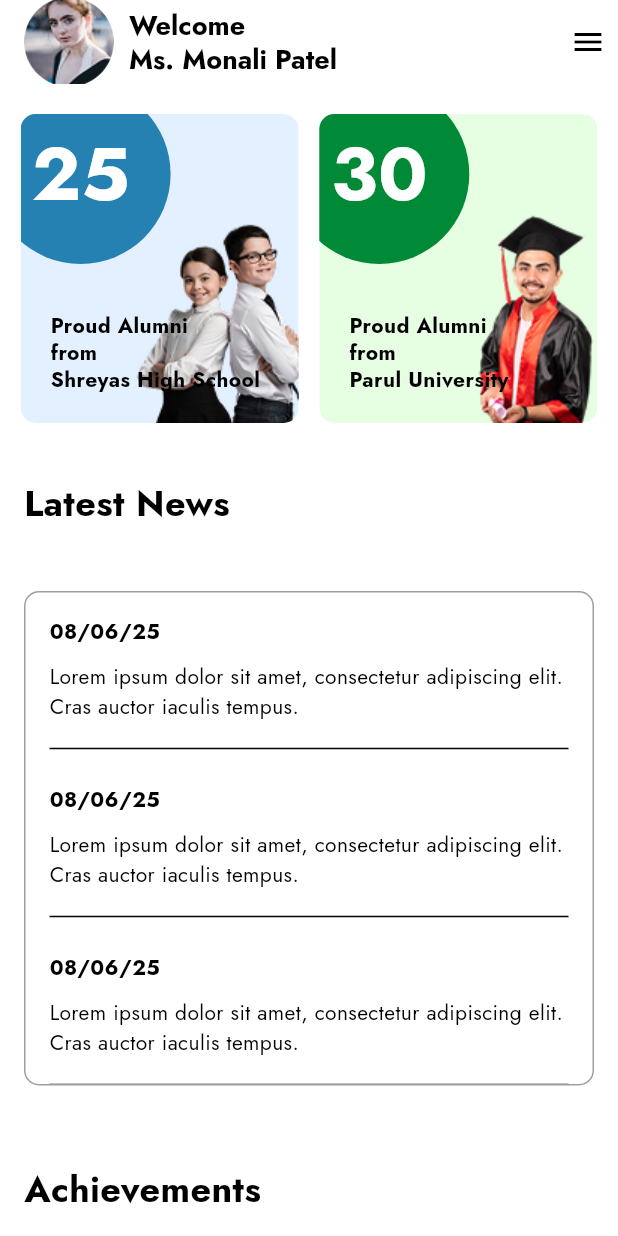
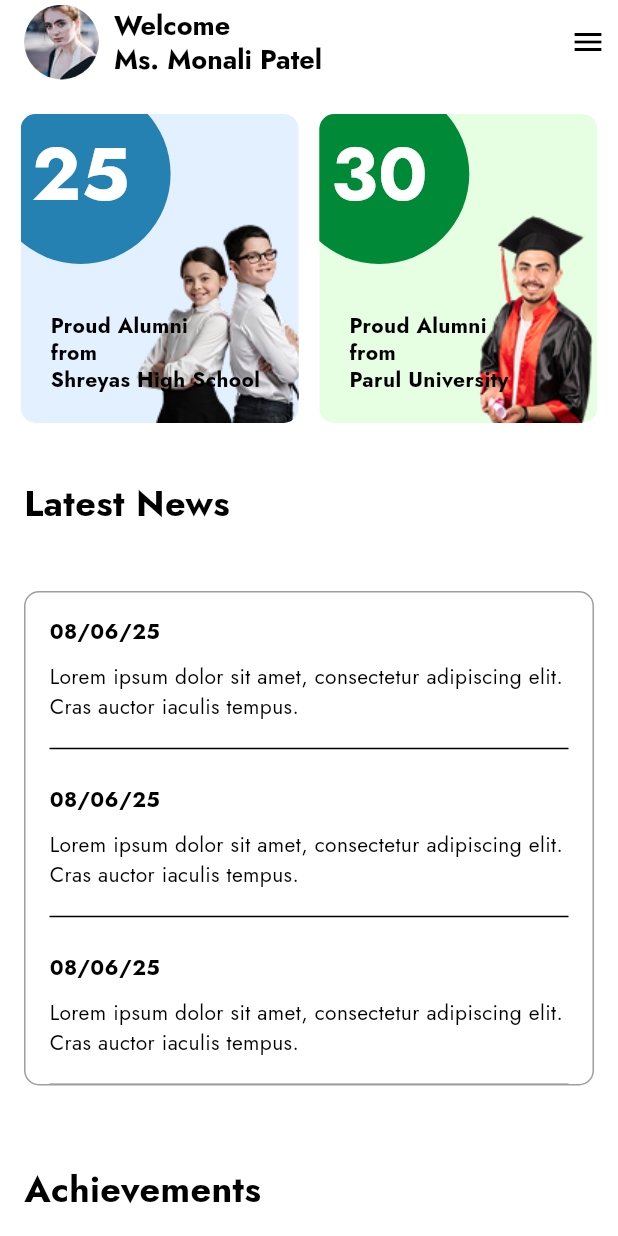
Before and after one commit to SarthakSuthar/Connect-Buddy, a Flutter app: the HomeScreen screen opened by its route, on a phone screen of 412 x 824 dp. Run offline on Flutter 3.47's test engine with Material 3 defaults, Android fonts, the phone set to English and light mode, and no system bars; our stand-ins replace bloc, flutter_bloc, go_router.

```diff
--- a/lib/home/ui/home_screen.dart
+++ b/lib/home/ui/home_screen.dart
@@ -11,11 +11,13 @@ class HomeScreen extends StatelessWidget {
   Widget build(BuildContext context) {
     return Scaffold(
       appBar: AppBar(
+        // leading: const SizedBox(),
+        automaticallyImplyLeading: false,
         title: Row(
           children: [
             ClipRRect(
               borderRadius: BorderRadius.circular(60),
-              child: Image.asset("assets/images/profile.png"),
+              child: Image.asset("assets/images/profile.png", height: 50),
             ),
             const SizedBox(width: 10),
             Column(
@@ -88,7 +90,7 @@ class HomeScreen extends StatelessWidget {
 
             const SizedBox(height: 10),
 
-            InkWell(
+            GestureDetector(
               onTap: () {
                 showlog("see all tapped");
               },
--- a/lib/login/ui/login_screen.dart
+++ b/lib/login/ui/login_screen.dart
@@ -82,6 +82,8 @@ class _LoginScreenState extends State<LoginScreen> {
             AppButton(
               text: "Login",
               onTap: () {
+                context.push("/home");
+
                 showlog("Login button pressed");
               },
             ),
```
Also changed, not shown: lib/widgets/app_drawer.dart (+36 -1 lines).
